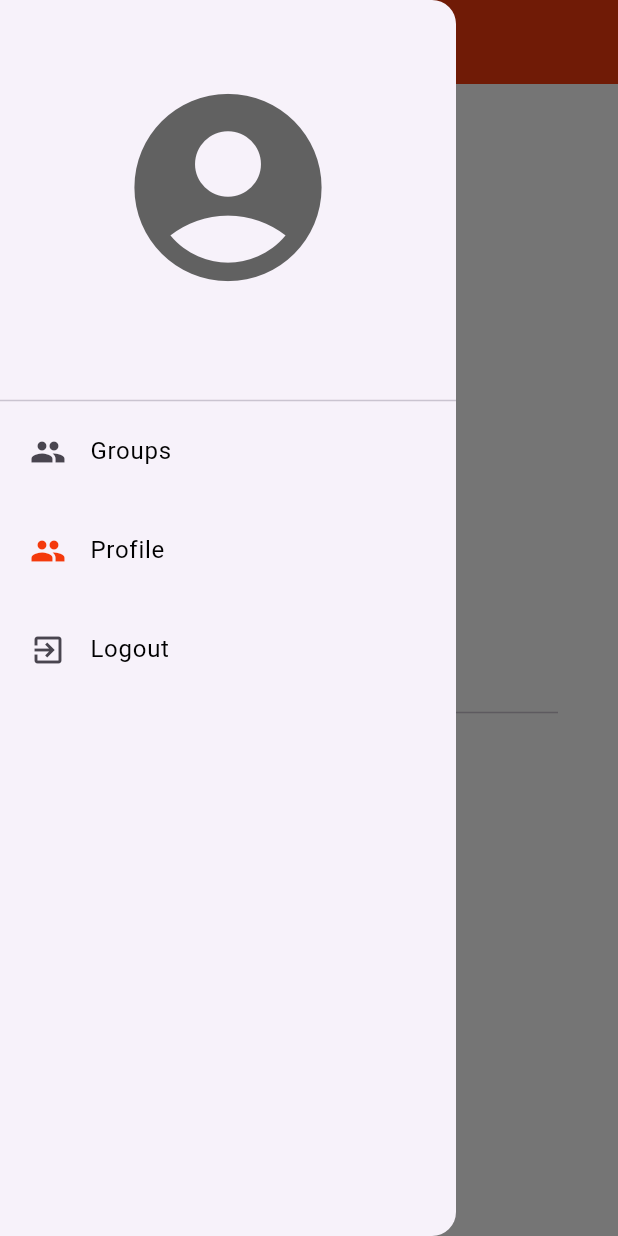
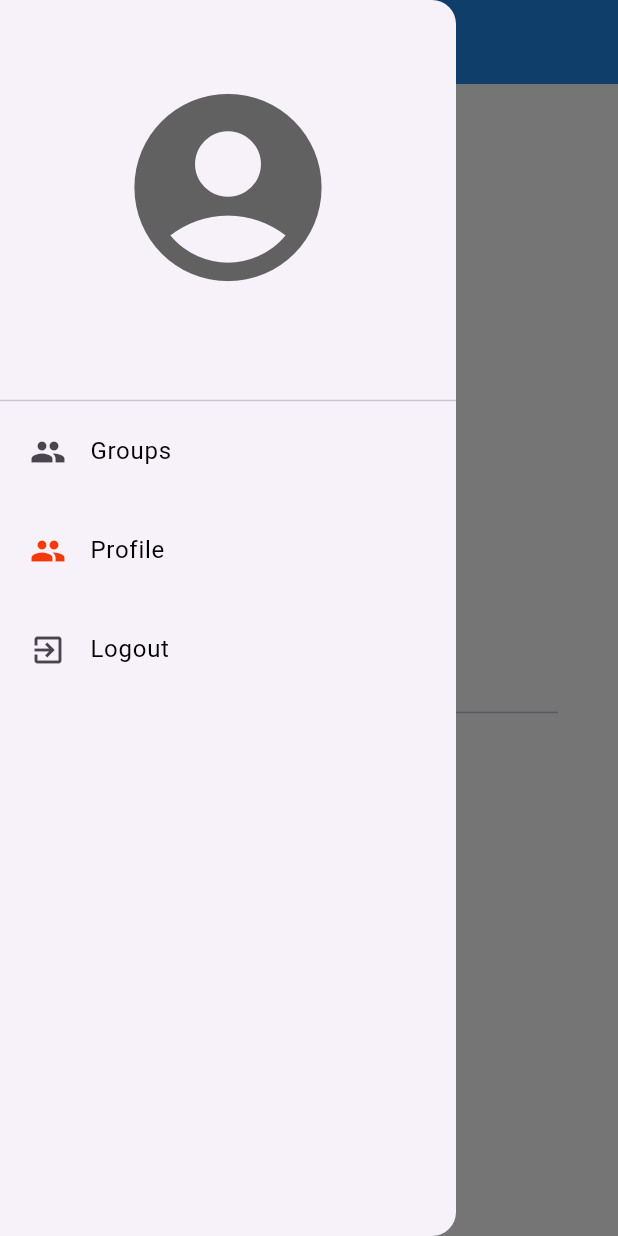
Before and after one commit to MeeturiAjay/ChatCrewz, a Flutter app: the ProfilePage screen opened directly with empty values, with the side drawer open, on a phone screen of 412 x 824 dp. Run offline on Flutter 3.47's test engine with Material 3 defaults, Android fonts, the phone set to English and light mode, and no system bars; our stand-ins replace cloud_firestore, firebase_auth, firebase_core, liquid_swipe, lottie, shared_preferences and 1 more; accounts and stored records are empty; project files that could hold a hidden picture were left out.

Commit message:
back & foreground colors.

```diff
--- a/lib/main.dart
+++ b/lib/main.dart
@@ -55,7 +55,7 @@
         scaffoldBackgroundColor: Colors.white,
       ),
       debugShowCheckedModeBanner: false,
-      home: HomePage(),  // Use SplashScreen as the initial route
+      home: _isSignedIn ? const HomePage() : const LoginPage(),  // Use SplashScreen as the initial route
     );
   }
 }
--- a/lib/pages/auth/login_page.dart
+++ b/lib/pages/auth/login_page.dart
@@ -1,5 +1,6 @@
 import 'package:cloud_firestore/cloud_firestore.dart';
 import 'package:firebase_auth/firebase_auth.dart';
+import 'package:firebasechatapplatest/pages/introscreens/splashscreen.dart';
 import 'package:firebasechatapplatest/shared/app_colors.dart';
 import 'package:flutter/gestures.dart';
 import 'package:flutter/material.dart';
@@ -31,8 +32,7 @@
       backgroundColor: AppColors.bgcolor,
       body: _isLoading
           ? Center(
-        child: CircularProgressIndicator(
-            color: Theme.of(context).primaryColor),
+        child: SplashScreen(),
       )
           : SingleChildScrollView(
         child: Padding(
--- a/lib/pages/profile_page.dart
+++ b/lib/pages/profile_page.dart
@@ -1,3 +1,4 @@
+import 'package:firebasechatapplatest/shared/app_colors.dart';
 import 'package:flutter/material.dart';
 
 import '../service/auth_service.dart';
@@ -22,9 +23,10 @@
     return Scaffold(
       appBar: AppBar(
         foregroundColor: Colors.white,
-        backgroundColor: Theme.of(context).primaryColor,
+        backgroundColor: AppColors.bgcolor,
         elevation: 0,
         title: const Text(
+          textAlign: TextAlign.center,
           "Profile",
           style: TextStyle(
               color: Colors.white, fontSize: 27, fontWeight: FontWeight.bold),
--- a/lib/pages/register_page.dart
+++ b/lib/pages/register_page.dart
@@ -1,3 +1,4 @@
+import 'package:firebasechatapplatest/pages/introscreens/splashscreen.dart';
 import 'package:flutter/gestures.dart';
 import 'package:flutter/material.dart';
 import 'package:lottie/lottie.dart';
@@ -30,7 +31,7 @@
       backgroundColor: AppColors.bgcolor,
       body: _isLoading
           ? Center(
-        child: CircularProgressIndicator(color: AppColors.bgcolor),
+        child: SplashScreen(),
       )
           : SingleChildScrollView(
         child: Padding(
--- a/lib/widgets/widgets.dart
+++ b/lib/widgets/widgets.dart
@@ -31,7 +31,7 @@
         style:  TextStyle(fontSize: 14, color: AppColors.bgcolor),
       ),
       backgroundColor: color,
-      duration: const Duration(seconds: 2),
+      duration: const Duration(seconds: 3),
       action: SnackBarAction(
         label: "OK",
         backgroundColor: AppColors.bgcolor,
```
